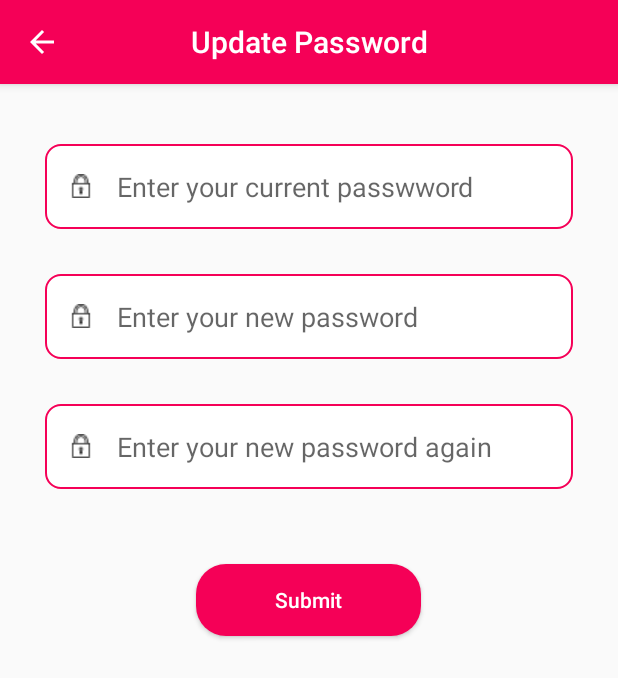
After one commit to tvp-github/cq2017_32_20_doan, an Android app: the UpdatePassActivity screen opened directly, with no data from a screen before it, on a phone screen of 412 x 824 dp. The commit adds this screen. Shown: the top 678 px of the screen. Run offline under Robolectric (Android 15) with nearby library versions, the phone set to English and light mode, and no system bars; Roboto replaces fonts that are not available here.

Commit message:
+ add update password and optimize view

```diff
--- a/app/src/main/AndroidManifest.xml
+++ b/app/src/main/AndroidManifest.xml
@@ -81,6 +81,8 @@
         <activity android:name="com.ygaps.travelapp.ProfileActivity"/>
         <activity android:name="com.ygaps.travelapp.EditProfileActivity" />
         <activity android:name="com.ygaps.travelapp.FollowTourActivity" />
+        <activity android:name="com.ygaps.travelapp.TextMessageActivity" />
+        <activity android:name="com.ygaps.travelapp.UpdatePassActivity" />
 
 
         <service
--- /dev/null
+++ b/app/src/main/java/com/ygaps/travelapp/APIService/UpdatePassService.java
@@ -0,0 +1,21 @@
+package com.ygaps.travelapp.APIService;
+
+import com.ygaps.travelapp.AppUtils.Message;
+import com.ygaps.travelapp.AppUtils.UpdateTourBody;
+import com.ygaps.travelapp.Response.Tour;
+
+import retrofit2.Call;
+import retrofit2.http.Body;
+import retrofit2.http.Field;
+import retrofit2.http.FormUrlEncoded;
+import retrofit2.http.Header;
+import retrofit2.http.POST;
+import retrofit2.http.Query;
+
+public interface UpdatePassService {
+    @POST("/user/update-password")
+    Call<Message> sendData(@Header("Authorization") String token,
+                           @Query("userId") int userId,
+                           @Query("currentPassword") String currentPassword,
+                           @Query("newPassword") String newPassword);
+}
--- a/app/src/main/java/com/ygaps/travelapp/Retrofit/ApiUtils.java
+++ b/app/src/main/java/com/ygaps/travelapp/Retrofit/ApiUtils.java
@@ -29,6 +29,7 @@ import com.ygaps.travelapp.APIService.SendReportReviewService;
 import com.ygaps.travelapp.APIService.SendRequestOTPService;
 import com.ygaps.travelapp.APIService.SendReviewService;
 import com.ygaps.travelapp.APIService.SendTextNotificationService;
+import com.ygaps.travelapp.APIService.UpdatePassService;
 import com.ygaps.travelapp.APIService.UpdateTourService;
 import com.ygaps.travelapp.APIService.SendVerifyOTPService;
 
@@ -163,4 +164,8 @@ public class ApiUtils {
 
         return RetrofitClient.getClient(BASE_URL).create(GetCoordinatesOfMembersService.class);
     }
+
+    public static UpdatePassService getUpdatePassService() {
+        return RetrofitClient.getClient(BASE_URL).create(UpdatePassService.class);
+    }
 }
--- /dev/null
+++ b/app/src/main/java/com/ygaps/travelapp/UpdatePassActivity.java
@@ -0,0 +1,117 @@
+package com.ygaps.travelapp;
+
+import android.content.Intent;
+import android.os.Bundle;
+import android.util.Log;
+import android.view.View;
+import android.widget.Button;
+import android.widget.EditText;
+import android.widget.TextView;
+import android.widget.Toast;
+
+import androidx.annotation.Nullable;
+import androidx.appcompat.app.AppCompatActivity;
+import androidx.appcompat.widget.Toolbar;
+
+import com.ygaps.travelapp.APIService.SendVerifyOTPService;
+import com.ygaps.travelapp.APIService.UpdatePassService;
+import com.ygaps.travelapp.AppUtils.Message;
+import com.ygaps.travelapp.Response.RequestOTP;
+import com.ygaps.travelapp.Retrofit.ApiUtils;
+
+import retrofit2.Call;
+import retrofit2.Callback;
+import retrofit2.Response;
+
+public class UpdatePassActivity extends AppCompatActivity {
+
+
+    EditText edtCurrentPass;
+    EditText edtNewPass;
+    EditText edtNewPassAgain;
+    Button btnSubmit;
+    int userId;
+    String currentpass;
+    String newpass;
+    String newpassagain;
+    String token;
+    UpdatePassService updatePassService;
+    //enable backpress
+    @Override
+    public boolean onSupportNavigateUp() {
+        onBackPressed();
+        return true;
+    }
+
+    @Override
+    protected void onCreate(Bundle savedInstanceState) {
+        super.onCreate(savedInstanceState);
+        setContentView(R.layout.update_pass);
+        init();
+        //Khởi tạo toolbar cho activity
+        Toolbar toolbar =findViewById(R.id.toolbar_update_pass);
+        setSupportActionBar(toolbar);
+        getSupportActionBar().setTitle("Update Password");
+        getSupportActionBar().setDisplayHomeAsUpEnabled(true);
+        getSupportActionBar().setDisplayShowHomeEnabled(true);
+        TextView mTitle = (TextView) toolbar.findViewById(R.id.toolbar_title);
+        mTitle.setText(toolbar.getTitle());
+        getSupportActionBar().setDisplayShowTitleEnabled(false);
+
+        updatePassService= ApiUtils.getUpdatePassService();
+        MyApplication myApplication = (MyApplication) getApplication();
+        token = myApplication.getToken();
+        userId = myApplication.getIdUser();
+
+        btnSubmit.setOnClickListener(new View.OnClickListener() {
+            @Override
+            public void onClick(View v) {
+                currentpass =validate(edtCurrentPass.getText().toString());
+                newpass =validate(edtNewPass.getText().toString());
+                newpassagain =validate(edtNewPassAgain.getText().toString());
+                Log.d("AAA", "pass: " + newpass);
+                Log.d("AAA", "passagain: " + newpassagain);
+                Log.d("AAA", "current: " + currentpass);
+                Log.d("AAA", "userId: " + userId);
+                if (newpass.equals(newpassagain)){
+                    updatePassService.sendData(token,userId,currentpass,newpass).enqueue(new Callback<Message>() {
+                        @Override
+                        public void onResponse(Call<Message> call, Response<Message> response) {
+                            Log.d("AAA", "onResponse: " + response.code());
+                            if (response.code()==200){
+                                Toast.makeText(UpdatePassActivity.this, "Change password succesfully", Toast.LENGTH_SHORT).show();
+                                Intent intent = new Intent(UpdatePassActivity.this, MainActivity.class);
+                                startActivity(intent);
+                            }
+                            if (response.code()==400)
+                                Toast.makeText(UpdatePassActivity.this, "Current password is wrong", Toast.LENGTH_SHORT).show();
+                        }
+
+                        @Override
+                        public void onFailure(Call<Message> call, Throwable t) {
+
+                        }
+                    });
+                }
+                else{
+                    Toast.makeText(UpdatePassActivity.this, " Password does not match", Toast.LENGTH_SHORT).show();
+                }
+
+            }
+        });
+
+    }
+
+    private void init() {
+        edtNewPass = findViewById(R.id.edtNewPass);
+        edtNewPassAgain = findViewById(R.id.edtNewPassAgain);
+        edtCurrentPass = findViewById(R.id.edtCurrentPass);
+        btnSubmit = findViewById(R.id.btnSubmit);
+    }
+
+    private String validate(String s){
+        if (s.length()>0) return s;
+        else return null;
+    }
+
+}
--- a/app/src/main/res/layout/activity_main.xml
+++ b/app/src/main/res/layout/activity_main.xml
@@ -21,6 +21,7 @@
        <ImageView
            android:layout_width="186dp"
            android:layout_height="66dp"
+           android:layout_marginTop="20dp"
            android:layout_gravity="center_horizontal"
            android:background="@drawable/logo">
        </ImageView>
--- a/app/src/main/res/layout/feedback_detail.xml
+++ b/app/src/main/res/layout/feedback_detail.xml
@@ -10,7 +10,7 @@
         android:id="@+id/item_report"
         android:layout_width="match_parent"
         android:layout_height="wrap_content"
-        android:background="@drawable/style_border_no_radius"
+        android:background="@drawable/bg_item"
         android:layout_marginBottom="5dp"
         android:text="Report"
         android:fontFamily="@font/roboto"
@@ -19,7 +19,7 @@
     <Button
         android:layout_width="match_parent"
         android:layout_height="wrap_content"
-        android:background="@drawable/style_border_no_radius"
+        android:background="@drawable/bg_listitem"
         android:layout_marginBottom="20dp"
         android:text="Infomation"
         android:fontFamily="@font/roboto">
--- a/app/src/main/res/layout/fragment_tab1_general.xml
+++ b/app/src/main/res/layout/fragment_tab1_general.xml
@@ -19,7 +19,7 @@
             android:layout_height="wrap_content"
             android:layout_marginTop="10dp"
             android:layout_marginBottom="5dp"
-            android:background="@drawable/style_list_item"
+            android:background="@drawable/bg_listitem"
             android:orientation="vertical"
             android:weightSum="2"
             tools:ignore="MissingConstraints">
--- a/app/src/main/res/layout/history.xml
+++ b/app/src/main/res/layout/history.xml
@@ -27,6 +27,7 @@
                 android:layout_width="match_parent"
                 android:layout_height="match_parent"
                 android:layout_weight="1"
+                android:paddingLeft="20dp"
                 android:background="@drawable/btn_delete"
                 android:text="Previous Page" />
 
--- a/app/src/main/res/layout/review_detail.xml
+++ b/app/src/main/res/layout/review_detail.xml
@@ -10,7 +10,7 @@
         android:id="@+id/item_report"
         android:layout_width="match_parent"
         android:layout_height="wrap_content"
-        android:background="@drawable/style_border_no_radius"
+        android:background="@drawable/bg_listitem"
         android:layout_marginBottom="5dp"
         android:text="Report"
         android:fontFamily="@font/roboto"
@@ -19,7 +19,7 @@
     <Button
         android:layout_width="match_parent"
         android:layout_height="wrap_content"
-        android:background="@drawable/style_border_no_radius"
+        android:background="@drawable/bg_listitem"
         android:layout_marginBottom="20dp"
         android:text="Infomation"
         android:fontFamily="@font/roboto">
--- /dev/null
+++ b/app/src/main/res/layout/update_pass.xml
@@ -0,0 +1,76 @@
+<?xml version="1.0" encoding="utf-8"?>
+<LinearLayout xmlns:android="http://schemas.android.com/apk/res/android"
+    android:orientation="vertical" android:layout_width="match_parent"
+    android:layout_height="match_parent">
+    <include
+        android:id="@+id/toolbar_update_pass"
+        layout="@layout/toolbar">
+    </include>
+
+    <EditText
+        android:id="@+id/edtCurrentPass"
+        android:layout_width="match_parent"
+        android:layout_height="wrap_content"
+        android:layout_marginLeft="30dp"
+        android:layout_marginTop="40dp"
+        android:layout_marginRight="30dp"
+        android:layout_marginBottom="10dp"
+        android:background="@drawable/style_border"
+        android:drawableLeft="@drawable/password"
+        android:drawablePadding="16dp"
+        android:inputType="textPassword"
+        android:padding="16dp"
+        android:hint="Enter your current passwword"
+        android:textColor="#000" />
+
+    <EditText
+        android:id="@+id/edtNewPass"
+        android:layout_width="match_parent"
+        android:layout_height="wrap_content"
+        android:layout_marginLeft="30dp"
+        android:layout_marginTop="20dp"
+        android:layout_marginRight="30dp"
+        android:layout_marginBottom="10dp"
+        android:background="@drawable/style_border"
+        android:drawableLeft="@drawable/password"
+        android:drawablePadding="16dp"
+        android:inputType="textPassword"
+        android:padding="16dp"
+        android:hint="Enter your new password"
+        android:textColor="#000" />
+
+    <EditText
+        android:id="@+id/edtNewPassAgain"
+        android:layout_width="match_parent"
+        android:layout_height="wrap_content"
+        android:layout_marginLeft="30dp"
+        android:layout_marginTop="20dp"
+        android:layout_marginRight="30dp"
+        android:layout_marginBottom="10dp"
+        android:background="@drawable/style_border"
+        android:drawableLeft="@drawable/password"
+        android:drawablePadding="16dp"
+        android:inputType="textPassword"
+        android:padding="16dp"
+        android:hint="Enter your new password again"
+        android:textColor="#000" />
+
+    <Button
+        android:id="@+id/btnSubmit"
+        android:layout_width="150dp"
+        android:layout_height="wrap_content"
+        android:layout_gravity="center_horizontal"
+        android:layout_marginLeft="30dp"
+        android:layout_marginTop="40dp"
+        android:layout_marginRight="30dp"
+        android:layout_marginBottom="10dp"
+        android:background="@drawable/style_btn_create_tour"
+        android:drawablePadding="16dp"
+        android:inputType="text"
+        android:padding="12dp"
+        android:paddingLeft="30dp"
+        android:paddingRight="30dp"
+        android:text="Submit"
+        android:textColor="#fff" />
+
+</LinearLayout>
```
Also changed, not shown: app/src/main/java/com/ygaps/travelapp/SettingsActivity.java (+10 -0 lines), app/src/main/res/layout/add_stop_point.xml (+13 -11 lines), app/src/main/res/layout/create_stop_point.xml (+12 -12 lines), app/src/main/res/layout/create_tour.xml (+30 -17 lines), app/src/main/res/layout/list_item.xml (+21 -22 lines), app/src/main/res/layout/list_tour.xml (+12 -14 lines), app/src/main/res/layout/settings.xml (+21 -8 lines).
